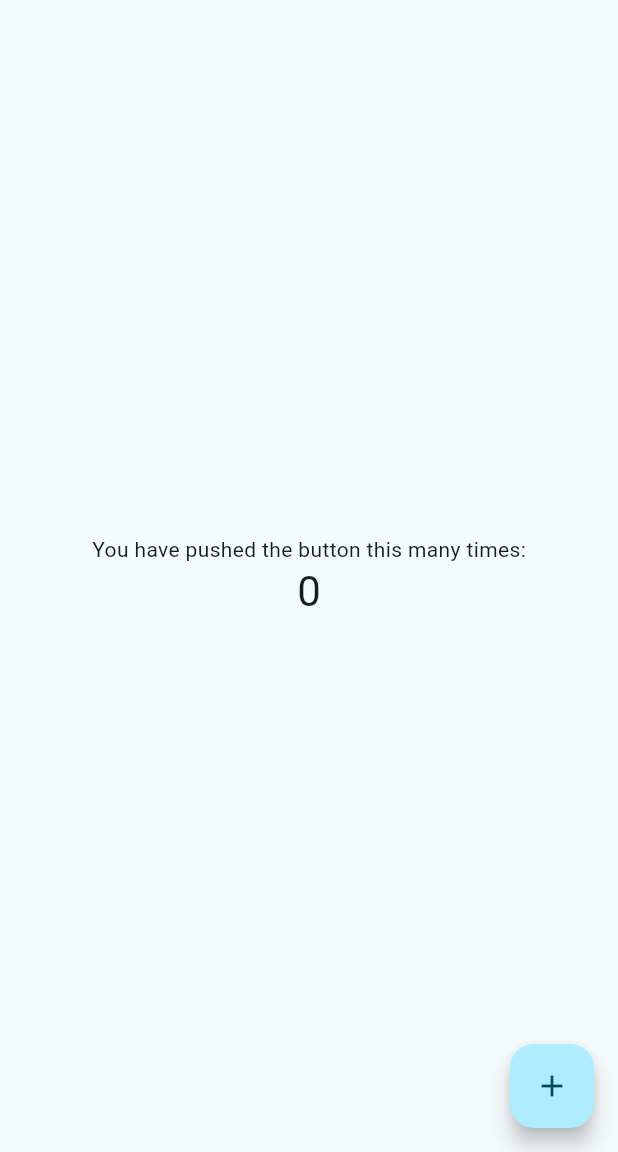
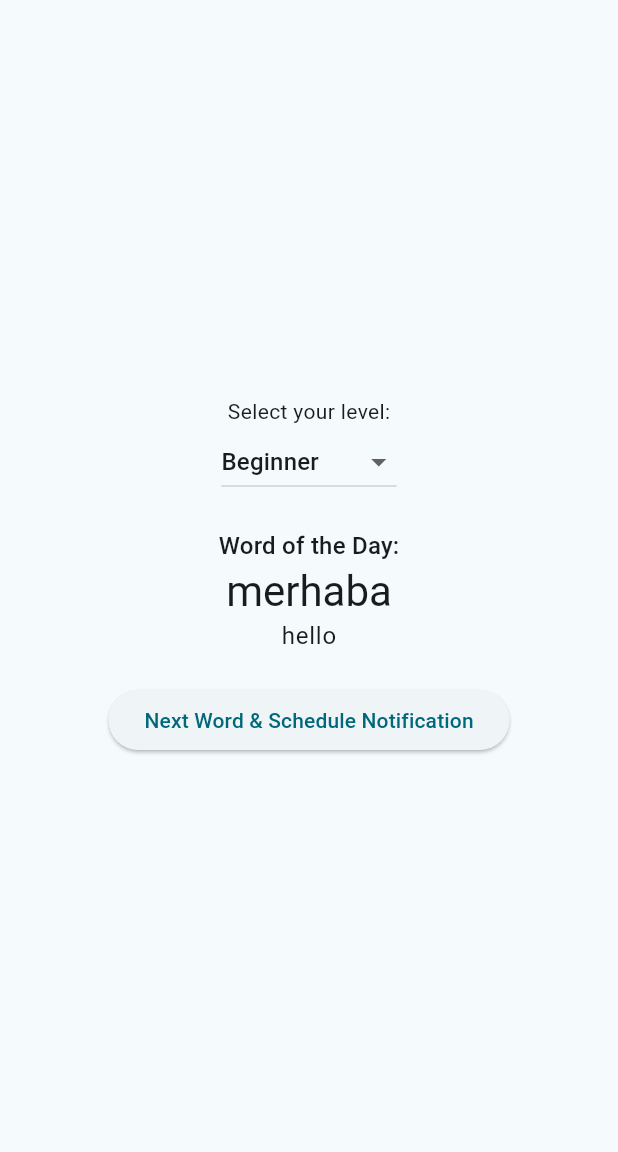
Before and after one commit to mertTokat/DailyVocab, a Flutter app: the screen it shows after launch, on a phone screen of 412 x 824 dp, the part 84-1236 px from its top. Run offline on Flutter 3.47's test engine with Material 3 defaults, Android fonts, the light colour scheme and no system bars; our stand-ins replace flutter_local_notifications, timezone.

Commit message:
✨ Implement local notifications and enhance home page with word selection

```diff
--- a/learn_languages/lib/main.dart
+++ b/learn_languages/lib/main.dart
@@ -1,13 +1,22 @@
 import 'package:flutter/material.dart';
+import 'package:flutter_local_notifications/flutter_local_notifications.dart';
+import 'package:timezone/data/latest.dart' as tz;
+import 'package:timezone/timezone.dart' as tz;
 
-void main() {
-  runApp(const MyApp());
+void main() async {
+  WidgetsFlutterBinding.ensureInitialized();
+  // Initialize notifications
+  final notifications = FlutterLocalNotificationsPlugin();
+  const androidSettings = AndroidInitializationSettings('@mipmap/ic_launcher');
+  const initSettings = InitializationSettings(android: androidSettings);
+  await notifications.initialize(initSettings);
+  runApp(MyApp(notifications: notifications));
 }
 
 class MyApp extends StatelessWidget {
-  const MyApp({super.key});
+  final FlutterLocalNotificationsPlugin notifications;
+  const MyApp({super.key, required this.notifications});
 
-  // This widget is the root of your application.
   @override
   Widget build(BuildContext context) {
     return MaterialApp(
@@ -15,78 +24,116 @@ class MyApp extends StatelessWidget {
       theme: ThemeData(
         colorScheme: ColorScheme.fromSeed(seedColor: const Color.fromARGB(255, 173, 216, 230)),
       ),
-      home: const MyHomePage(title: 'Learn Languages'),
+      home: MyHomePage(title: 'Learn Languages', notifications: notifications),
     );
   }
 }
 
 class MyHomePage extends StatefulWidget {
-  const MyHomePage({super.key, required this.title});
-
-  // This widget is the home page of your application. It is stateful, meaning
-  // that it has a State object (defined below) that contains fields that affect
-  // how it looks.
-
-  // This class is the configuration for the state. It holds the values (in this
-  // case the title) provided by the parent (in this case the App widget) and
-  // used by the build method of the State. Fields in a Widget subclass are
-  // always marked "final".
-
   final String title;
-
+  final FlutterLocalNotificationsPlugin notifications;
+  const MyHomePage({super.key, required this.title, required this.notifications});
 
   @override
   State<MyHomePage> createState() => _MyHomePageState();
 }
 
+// Demo data: Replace with parsed JSON for real use
+const Map<String, List<Map<String, String>>> turkishWordsByLevel = {
+  'Beginner': [
+    {'word': 'merhaba', 'meaning': 'hello'},
+    {'word': 'ev', 'meaning': 'house'},
+  ],
+  'Intermediate': [
+    {'word': 'gelişmek', 'meaning': 'to improve'},
+    {'word': 'başarı', 'meaning': 'success'},
+  ],
+  'Advanced': [
+    {'word': 'mütevazı', 'meaning': 'modest'},
+    {'word': 'istikrar', 'meaning': 'stability'},
+  ],
+};
+
 class _MyHomePageState extends State<MyHomePage> {
-  int _counter = 0;
+  String _selectedLevel = 'Beginner';
+  int _wordIndex = 0;
 
-  void _incrementCounter() {
-    setState(() {
-      _counter++;
-    });
+  Map<String, String> get _currentWord =>
+      turkishWordsByLevel[_selectedLevel]![_wordIndex % turkishWordsByLevel[_selectedLevel]!.length];
+
+  void _scheduleNotification() async {
+    final word = _currentWord;
+    await widget.notifications.zonedSchedule(
+      0,
+      'Turkish Word of the Day',
+      '${word['word']} - ${word['meaning']}',
+      // Schedule for next day at 9:00 AM
+      _nextInstanceOfNineAM(),
+      const NotificationDetails(
+        android: AndroidNotificationDetails('daily_word', 'Daily Word'),
+      ),
+      androidAllowWhileIdle: true,
+      uiLocalNotificationDateInterpretation: UILocalNotificationDateInterpretation.absoluteTime,
+      matchDateTimeComponents: DateTimeComponents.time,
+    );
+    ScaffoldMessenger.of(context).showSnackBar(const SnackBar(content: Text('Notification scheduled for 9:00 AM')));
+  }
+
+  tz.TZDateTime _nextInstanceOfNineAM() {
+    final now = DateTime.now();
+    final tomorrow = DateTime(now.year, now.month, now.day + 1, 9);
+    return tz.TZDateTime.from(tomorrow, tz.local);
+  }
+
+  @override
+  void initState() {
+    super.initState();
+    // Required for timezone support
+    tz.initializeTimeZones();
   }
 
   @override
   Widget build(BuildContext context) {
+    final word = _currentWord;
     return Scaffold(
       appBar: AppBar(
         backgroundColor: Theme.of(context).colorScheme.inversePrimary,
         title: Text(widget.title),
       ),
       body: Center(
-        // Center is a layout widget. It takes a single child and positions it
-        // in the middle of the parent.
         child: Column(
-          // Column is also a layout widget. It takes a list of children and
-          // arranges them vertically. By default, it sizes itself to fit its
-          // children horizontally, and tries to be as tall as its parent.
-          //
-          // Column has various properties to control how it sizes itself and
-          // how it positions its children. Here we use mainAxisAlignment to
-          // center the children vertically; the main axis here is the vertical
-          // axis because Columns are vertical (the cross axis would be
-          // horizontal).
-          //
-          // TRY THIS: Invoke "debug painting" (choose the "Toggle Debug Paint"
-          // action in the IDE, or press "p" in the console), to see the
-          // wireframe for each widget.
           mainAxisAlignment: MainAxisAlignment.center,
           children: <Widget>[
-            const Text('You have pushed the button this many times:'),
-            Text(
-              '$_counter',
-              style: Theme.of(context).textTheme.headlineMedium,
+            const Text('Select your level:'),
+            DropdownButton<String>(
+              value: _selectedLevel,
+              items: turkishWordsByLevel.keys
+                  .map((level) => DropdownMenuItem(value: level, child: Text(level)))
+                  .toList(),
+              onChanged: (level) {
+                setState(() {
+                  _selectedLevel = level!;
+                  _wordIndex = 0;
+                });
+              },
+            ),
+            const SizedBox(height: 20),
+            Text('Word of the Day:', style: Theme.of(context).textTheme.titleMedium),
+            Text(word['word']!, style: Theme.of(context).textTheme.headlineMedium),
+            Text(word['meaning']!, style: Theme.of(context).textTheme.bodyLarge),
+            const SizedBox(height: 20),
+            ElevatedButton(
+              onPressed: () {
+                setState(() {
+                  _wordIndex++;
+                });
+                _scheduleNotification();
+              },
+              child: const Text('Next Word & Schedule Notification'),
             ),
           ],
         ),
       ),
-      floatingActionButton: FloatingActionButton(
-        onPressed: _incrementCounter,
-        tooltip: 'Increment',
-        child: const Icon(Icons.add),
-      ), // This trailing comma makes auto-formatting nicer for build methods.
     );
   }
 }
```
